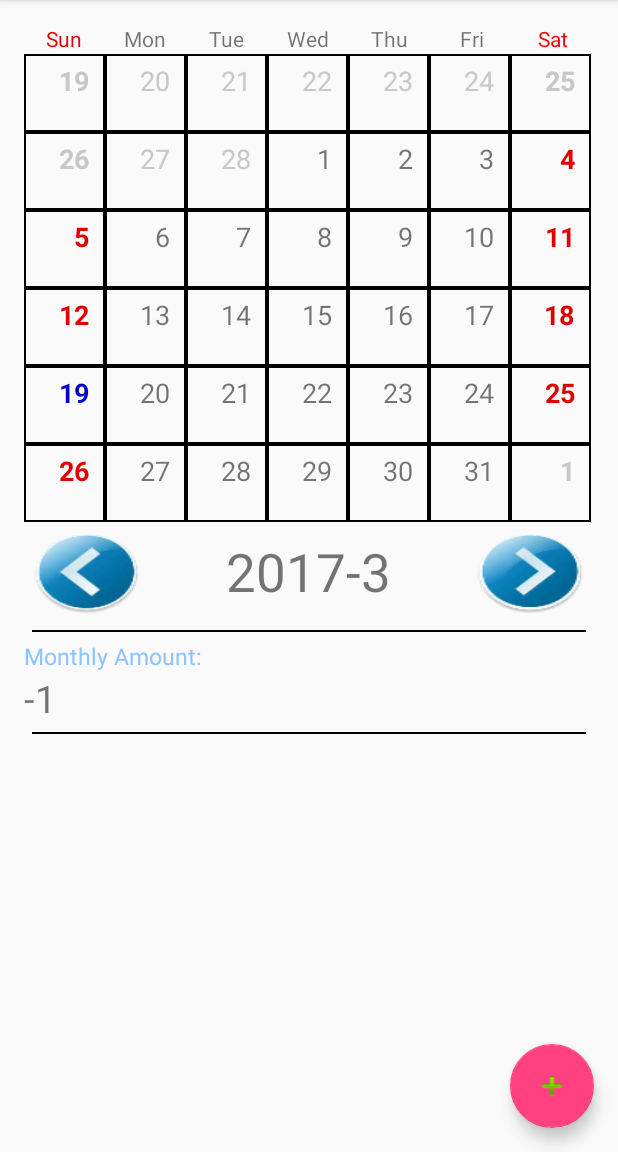
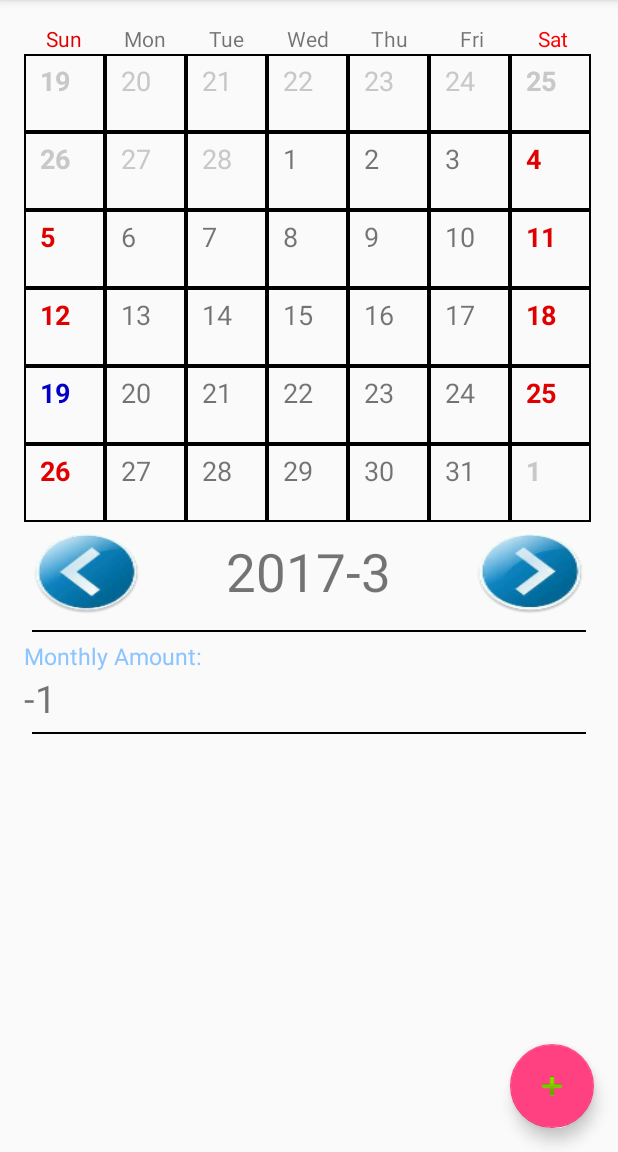
Before and after one commit to exia56/PocketMoney, an Android app: the screen it shows after launch (MainActivity), after a tap on an icon or button, on a phone screen of 412 x 824 dp, the part 84-1236 px from its top. Run offline under Robolectric (Android 15) with nearby library versions, the phone set to English and light mode, and no system bars; 1 other tap on this screen came first.

Commit message:
change GridView UI

```diff
--- a/app/src/main/java/com/forme/yeo/pocketmoney/MainActivity.java
+++ b/app/src/main/java/com/forme/yeo/pocketmoney/MainActivity.java
@@ -42,14 +42,11 @@ public class MainActivity extends AppCompatActivity {
     private int jumpMonth = 0, jumpYear = 0;
     private String strCurrentDate = "";
 
-    private GridView gridView = null;
-
-    private ViewFlipper viewFlipper;
+    private GridView gridView;
     private TextView btnNowMonth;
     private Button btnLastMonth, btnNextMonth;
     private TextView tvMonthAmount;
 
-    private int viewFlipperFlag = 0;
     private DBHandler dbHandler = null;
     @Override
     protected void onCreate(Bundle savedInstanceState) {
@@ -61,9 +58,7 @@ public class MainActivity extends AppCompatActivity {
         btnNextMonth = (Button) findViewById(R.id.nextMonth);
         btnNowMonth = (TextView) findViewById(R.id.nowMonth);
         tvMonthAmount = (TextView) findViewById(R.id.monthAmount);
-        viewFlipper = (ViewFlipper)findViewById(R.id.viewForCalendar);
-
-        viewFlipper.removeAllViews();
+        gridView = (GridView)findViewById(R.id.viewForCalendar);
 
         dbHandler = new DBHandler(MainActivity.this);
         initialView();
@@ -153,10 +148,7 @@ public class MainActivity extends AppCompatActivity {
                             jumpMonth = 12;
                             jumpYear--;
                         }
-                        viewFlipperFlag--;
                         changeGridView();
-                        viewFlipper.showPrevious();
-                        viewFlipper.removeViewAt(0);
                         break;
                     case R.id.nextMonth:
                         jumpMonth++;
@@ -164,10 +156,7 @@ public class MainActivity extends AppCompatActivity {
                             jumpMonth = 1;
                             jumpYear++;
                         }
-                        viewFlipperFlag++;
                         changeGridView();
-                        viewFlipper.showNext();
-                        viewFlipper.removeViewAt(0);
                         break;
                     default:
 
@@ -205,21 +194,11 @@ public class MainActivity extends AppCompatActivity {
     }
 
     private void changeGridView(){
-        LinearLayout.LayoutParams params = new LinearLayout.LayoutParams(ViewGroup.LayoutParams.MATCH_PARENT, ViewGroup.LayoutParams.WRAP_CONTENT);
         CalendarAdapter ca = new CalendarAdapter(this, getResources(), jumpMonth, jumpYear);
         tvMonthAmount.setText(dbHandler.getMonthAmount(jumpYear, jumpMonth) + "");
         btnNowMonth.setText(jumpYear + "-" + jumpMonth);
-        gridView = new GridView(this);
-        WindowManager windowManager = ((Activity)this).getWindowManager();
-        Display display = windowManager.getDefaultDisplay();
-        gridView.setNumColumns(7);
-        gridView.setGravity(Gravity.CENTER_VERTICAL);
-        gridView.setLayoutParams(params);
         gridView.setAdapter(ca);
         gridView.setOnItemClickListener(itemClickEvent());
-
-        viewFlipper.addView(gridView, viewFlipperFlag, params);
-        viewFlipperFlag=0;
     }
 
 }
--- a/app/src/main/res/layout/calendar_item.xml
+++ b/app/src/main/res/layout/calendar_item.xml
@@ -10,14 +10,13 @@
         android:layout_width="match_parent"
         android:layout_height="wrap_content"
         android:textSize="18sp"
-        android:paddingRight="5dp"
-        android:gravity="right"
+        android:paddingLeft="5dp"
         android:id="@+id/ciDate"/>
     <TextView
         android:layout_width="match_parent"
         android:layout_height="wrap_content"
         android:textSize="12sp"
-        android:paddingLeft="5dp"
+        android:gravity="end"
         android:id="@+id/ciMoney"/>
 
 </LinearLayout>
--- a/app/src/main/res/layout/content_main.xml
+++ b/app/src/main/res/layout/content_main.xml
@@ -65,11 +65,15 @@
 
     </LinearLayout>
 
-    <ViewFlipper
+    <GridView
         android:layout_width="match_parent"
         android:layout_height="wrap_content"
-        android:id="@+id/viewForCalendar">
-    </ViewFlipper>
+        android:id="@+id/viewForCalendar"
+        android:numColumns="7"
+        android:gravity="center_vertical"
+        >
+
+    </GridView>
 
     <LinearLayout
         android:layout_width="match_parent"
```
